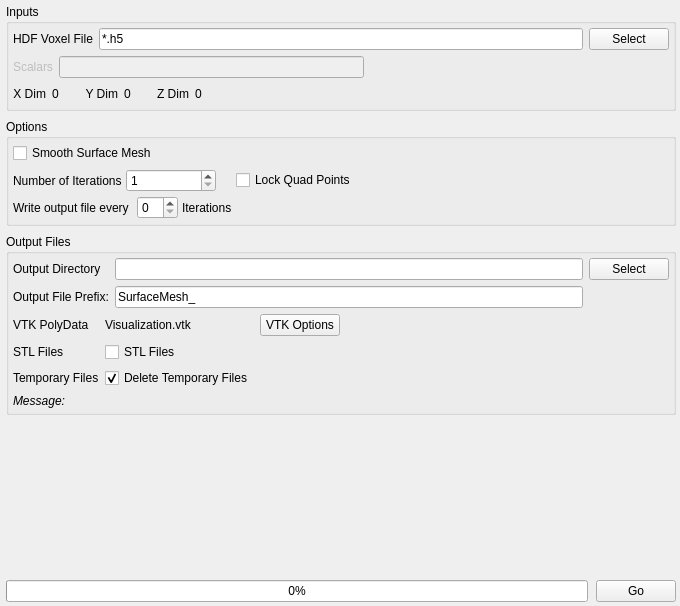
BlueQuartzSoftware/DREAM3D, file Source/Plugins/SurfaceMesh/UI/SurfaceMeshWidget.ui: the form before one commit.
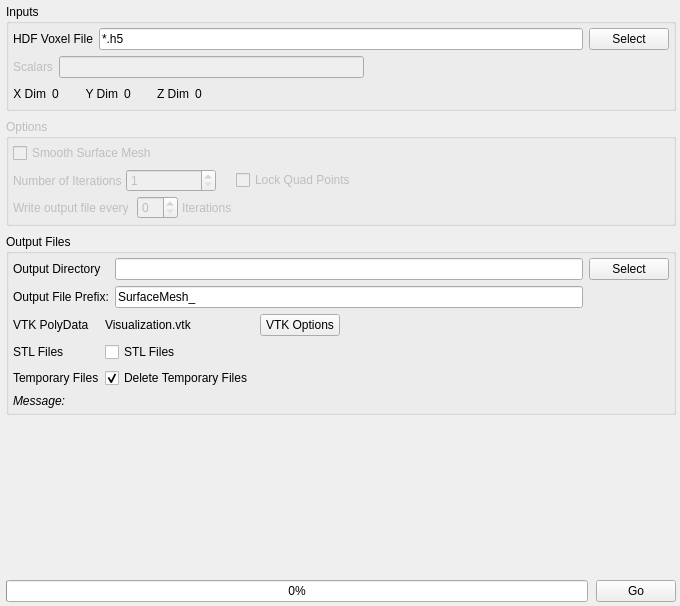
The form after the commit. Custom widgets are drawn as their Qt base class.

Commit message: Fixing naming bug in Surface Meshing relating to the STL output files

Patch:
```diff
--- a/Source/Plugins/SurfaceMesh/UI/SurfaceMeshWidget.ui
+++ b/Source/Plugins/SurfaceMesh/UI/SurfaceMeshWidget.ui
@@ -208,6 +208,9 @@
    </item>
    <item>
     <widget class="QGroupBox" name="groupBox_2">
+     <property name="enabled">
+      <bool>false</bool>
+     </property>
      <property name="title">
       <string>Options</string>
      </property>
@@ -218,7 +221,7 @@
       <item>
        <widget class="QCheckBox" name="m_SmoothMesh">
         <property name="enabled">
-         <bool>true</bool>
+         <bool>false</bool>
         </property>
         <property name="text">
          <string>Smooth Surface Mesh</string>
@@ -238,7 +241,7 @@
           <item>
            <widget class="QLabel" name="label_26">
             <property name="enabled">
-             <bool>true</bool>
+             <bool>false</bool>
             </property>
             <property name="text">
              <string>Number of Iterations</string>
@@ -248,7 +251,7 @@
           <item>
            <widget class="QSpinBox" name="m_SmoothIterations">
             <property name="enabled">
-             <bool>true</bool>
+             <bool>false</bool>
             </property>
             <property name="minimum">
              <number>1</number>
@@ -279,7 +282,7 @@
         <item row="0" column="2">
          <widget class="QCheckBox" name="m_LockQuadPoints">
           <property name="enabled">
-           <bool>true</bool>
+           <bool>false</bool>
           </property>
           <property name="text">
            <string>Lock Quad Points</string>
@@ -294,7 +297,7 @@
           <item>
            <widget class="QLabel" name="label_27">
             <property name="enabled">
-             <bool>true</bool>
+             <bool>false</bool>
             </property>
             <property name="text">
              <string>Write output file every </string>
@@ -304,14 +307,14 @@
           <item>
            <widget class="QSpinBox" name="m_WriteOutputFileIncrement">
             <property name="enabled">
-             <bool>true</bool>
+             <bool>false</bool>
             </property>
            </widget>
           </item>
           <item>
            <widget class="QLabel" name="label_28">
             <property name="enabled">
-             <bool>true</bool>
+             <bool>false</bool>
             </property>
             <property name="text">
              <string>Iterations</string>
```
The commit also changes 1 other file.
